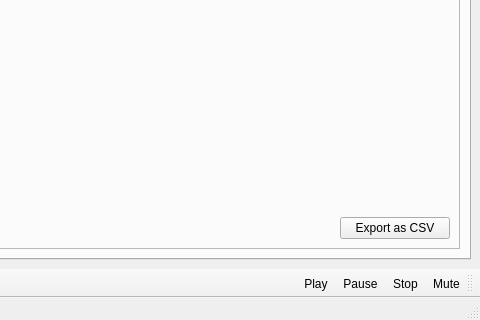
Old version of the form qtsrc/eyeplus/mainwindow.ui in the repository starshine-bcit/eyeplus; both pictures show x 540 to 1020 and y 405 to 725 of the 1020 by 725 pixel window.
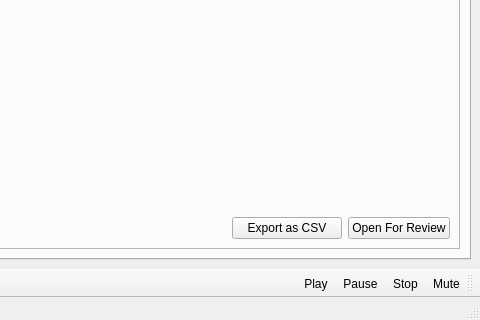
New version of the form. Icons and pictures are not drawn.

Commit message: Add review of roughly modelled 2d gaze data over playback video Add imukalman code from another author

```diff
--- a/qtsrc/eyeplus/mainwindow.ui
+++ b/qtsrc/eyeplus/mainwindow.ui
@@ -198,6 +198,17 @@
                </property>
               </widget>
              </item>
+             <item>
+              <widget class="QPushButton" name="pushButtonOpenReview">
+               <property name="text">
+                <string>Open For Review</string>
+               </property>
+               <property name="icon">
+                <iconset resource="icons.qrc">
+                 <normaloff>:/icons/sidebar-open.svg</normaloff>:/icons/sidebar-open.svg</iconset>
+               </property>
+              </widget>
+             </item>
             </layout>
            </item>
           </layout>
```
The commit also changes 4 other files.
